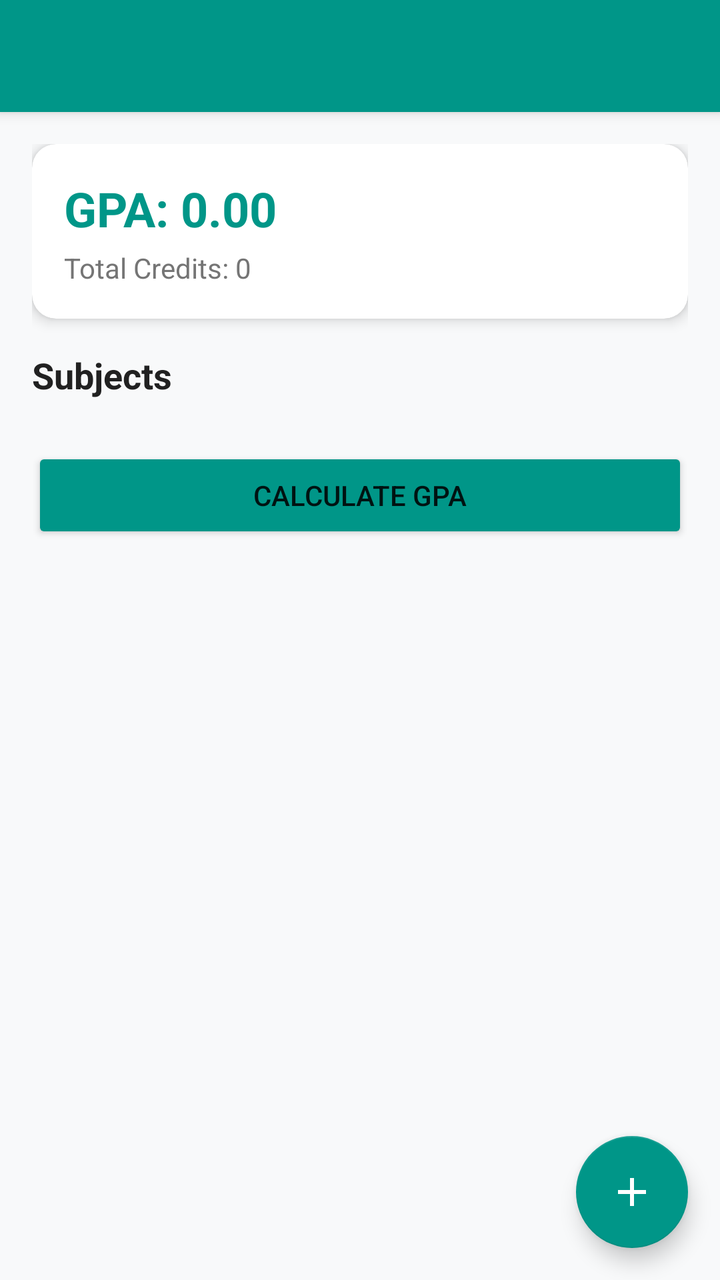
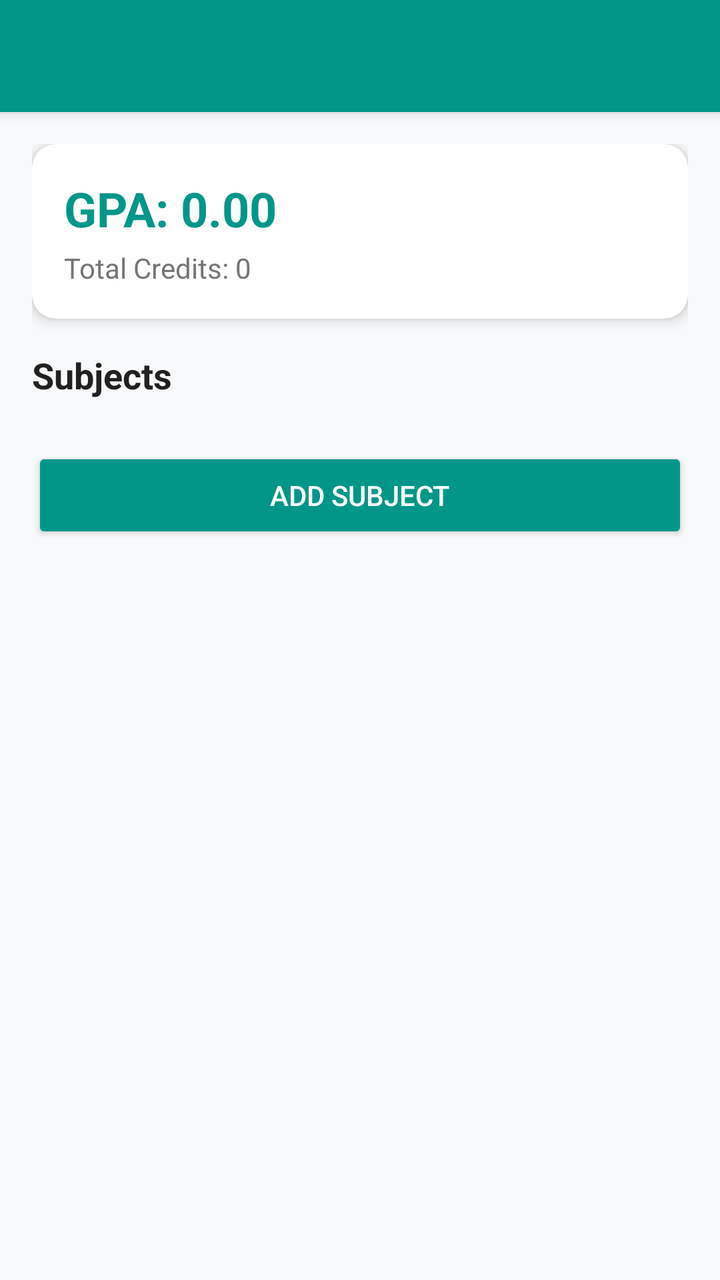

Compare the two renders of this Android layout. The source of the first and the diff that turns it into the second are given below.
<!-- AndroidManifest.xml: application theme Theme.AppCompat.Light.NoActionBar -->
<!-- res/layout/activity_semester_detail.xml -->
<?xml version="1.0" encoding="utf-8"?>
<androidx.coordinatorlayout.widget.CoordinatorLayout
    xmlns:android="http://schemas.android.com/apk/res/android"
    xmlns:app="http://schemas.android.com/apk/res-auto"
    android:layout_width="match_parent"
    android:layout_height="match_parent"
    android:background="@color/background">

    <com.google.android.material.appbar.AppBarLayout
        android:layout_width="match_parent"
        android:layout_height="wrap_content">

        <androidx.appcompat.widget.Toolbar
            android:id="@+id/toolbar"
            android:layout_width="match_parent"
            android:layout_height="?attr/actionBarSize"
            android:background="@color/primary"
            android:theme="@style/ThemeOverlay.AppCompat.Dark.ActionBar"
            app:popupTheme="@style/ThemeOverlay.AppCompat.Light" />

    </com.google.android.material.appbar.AppBarLayout>

    <androidx.core.widget.NestedScrollView
        android:layout_width="match_parent"
        android:layout_height="match_parent"
        app:layout_behavior="@string/appbar_scrolling_view_behavior">

        <LinearLayout
            android:layout_width="match_parent"
            android:layout_height="wrap_content"
            android:orientation="vertical"
            android:padding="16dp">

            
            <androidx.cardview.widget.CardView
                android:layout_width="match_parent"
                android:layout_height="wrap_content"
                android:layout_marginBottom="16dp"
                app:cardCornerRadius="12dp"
                app:cardElevation="4dp">

                <LinearLayout
                    android:layout_width="match_parent"
                    android:layout_height="wrap_content"
                    android:orientation="vertical"
                    android:padding="16dp">

                    <TextView
                        android:id="@+id/tv_gpa"
                        android:layout_width="wrap_content"
                        android:layout_height="wrap_content"
                        android:text="GPA: 0.00"
                        android:textColor="@color/primary"
                        android:textSize="24sp"
                        android:textStyle="bold" />

                    <TextView
                        android:id="@+id/tv_total_credits"
                        android:layout_width="wrap_content"
                        android:layout_height="wrap_content"
                        android:layout_marginTop="4dp"
                        android:text="Total Credits: 0"
                        android:textColor="@color/text_secondary"
                        android:textSize="14sp" />

                </LinearLayout>
            </androidx.cardview.widget.CardView>

            
            <TextView
                android:layout_width="wrap_content"
                android:layout_height="wrap_content"
                android:text="Subjects"
                android:textColor="@color/text_primary"
                android:textSize="18sp"
                android:textStyle="bold"
                android:layout_marginBottom="8dp" />

            <androidx.recyclerview.widget.RecyclerView
                android:id="@+id/rv_subjects"
                android:layout_width="match_parent"
                android:layout_height="wrap_content"
                android:nestedScrollingEnabled="false" />

            <Button
                android:id="@+id/btn_calculate"
                android:layout_width="match_parent"
                android:layout_height="wrap_content"
                android:layout_marginTop="16dp"
                android:text="Calculate GPA"
                android:backgroundTint="@color/primary" />

        </LinearLayout>
    </androidx.core.widget.NestedScrollView>

    <com.google.android.material.floatingactionbutton.FloatingActionButton
        android:id="@+id/fab_add_subject"
        android:layout_width="wrap_content"
        android:layout_height="wrap_content"
        android:layout_gravity="bottom|end"
        android:layout_margin="16dp"
        android:src="@drawable/ic_add"
        app:tint="@android:color/white"
        app:backgroundTint="@color/primary" />

</androidx.coordinatorlayout.widget.CoordinatorLayout>
<!-- resources referenced by this layout -->
<resources>
  <color name="background">#F8F9FA</color>
  <color name="primary">#009688</color>
  <color name="text_primary">#212121</color>
  <color name="text_secondary">#757575</color>
  <!-- drawable ic_add (drawable) -->
  <vector xmlns:android="http://schemas.android.com/apk/res/android"
      android:width="24dp"
      android:height="24dp"
      android:viewportWidth="24"
      android:viewportHeight="24">
      <path
          android:fillColor="@color/primary"
          android:pathData="M19,13h-6v6h-2v-6H5v-2h6V5h2v6h6v2z"/>
  </vector>
</resources>

<!-- the commit's change to res/layout/activity_semester_detail.xml (unified diff, before → after) -->
@@ -83,24 +83,15 @@
                 android:nestedScrollingEnabled="false" />
 
             <Button
-                android:id="@+id/btn_calculate"
+                android:id="@+id/btn_add_subject"
                 android:layout_width="match_parent"
                 android:layout_height="wrap_content"
                 android:layout_marginTop="16dp"
-                android:text="Calculate GPA"
+                android:text="Add Subject"
+                android:textColor="@android:color/white"
                 android:backgroundTint="@color/primary" />
 
         </LinearLayout>
     </androidx.core.widget.NestedScrollView>
 
-    <com.google.android.material.floatingactionbutton.FloatingActionButton
-        android:id="@+id/fab_add_subject"
-        android:layout_width="wrap_content"
-        android:layout_height="wrap_content"
-        android:layout_gravity="bottom|end"
-        android:layout_margin="16dp"
-        android:src="@drawable/ic_add"
-        app:tint="@android:color/white"
-        app:backgroundTint="@color/primary" />
-
 </androidx.coordinatorlayout.widget.CoordinatorLayout>
<!-- resource entries referenced after the edit -->
@@ -4,15 +4,5 @@
   <color name="primary">#009688</color>
   <color name="text_primary">#212121</color>
   <color name="text_secondary">#757575</color>
-  <!-- drawable ic_add (drawable) -->
-  <vector xmlns:android="http://schemas.android.com/apk/res/android"
-      android:width="24dp"
-      android:height="24dp"
-      android:viewportWidth="24"
-      android:viewportHeight="24">
-      <path
-          android:fillColor="@color/primary"
-          android:pathData="M19,13h-6v6h-2v-6H5v-2h6V5h2v6h6v2z"/>
-  </vector>
 </resources>
 
